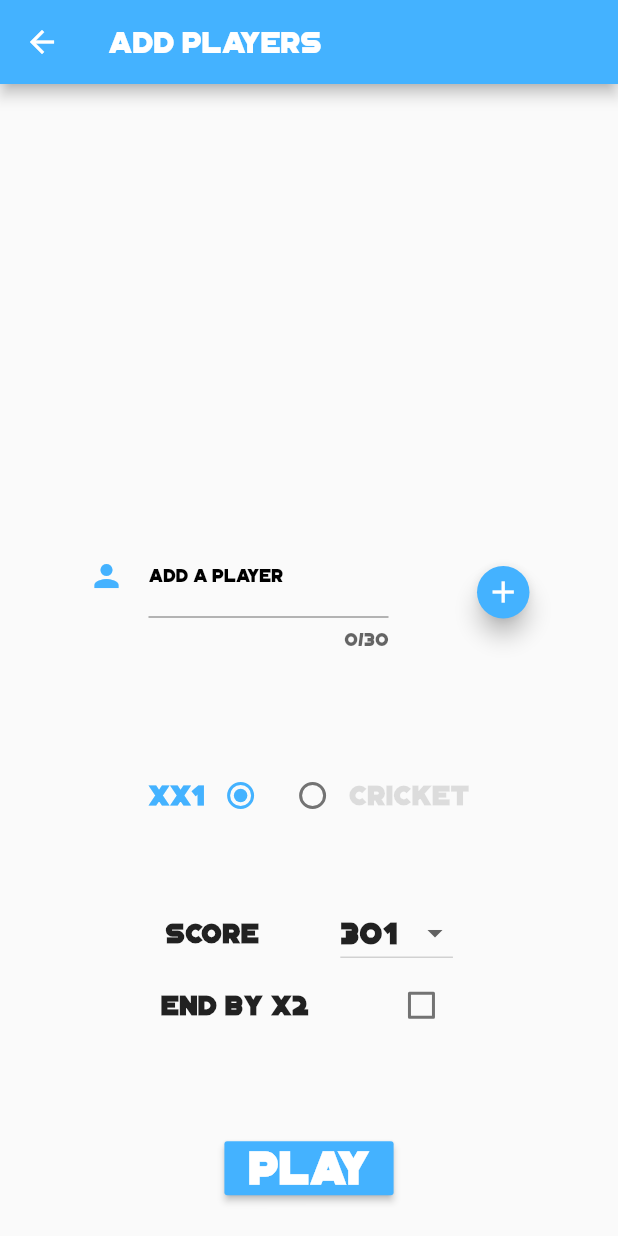
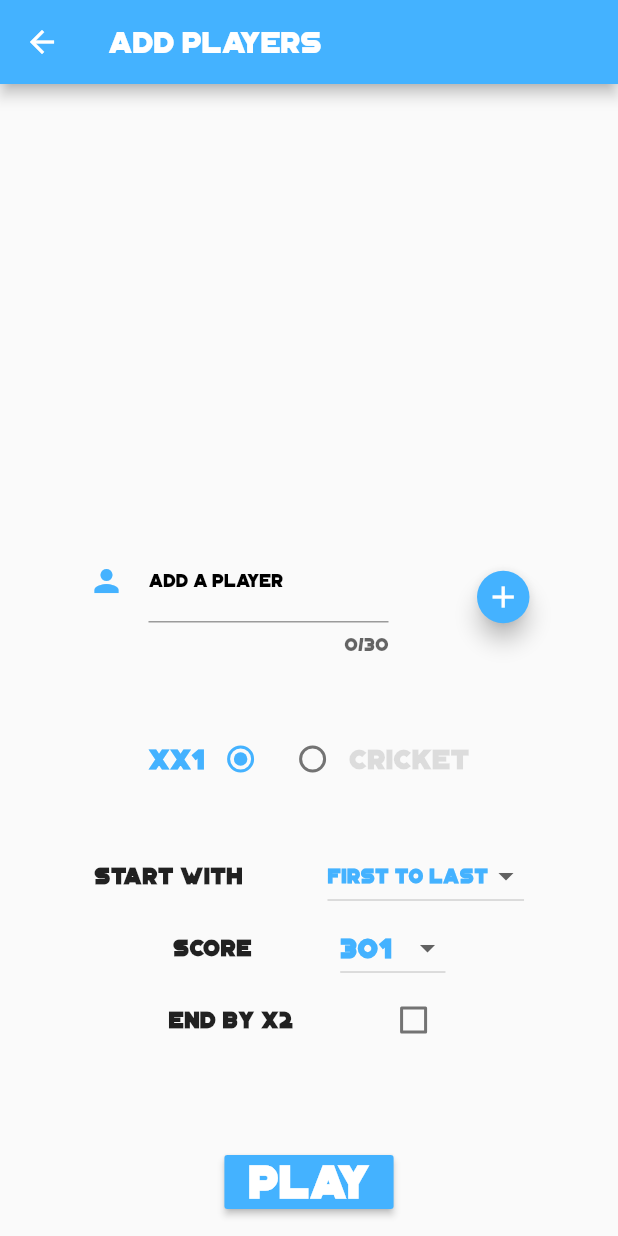
Before and after one commit to maraispierre/dartagnan, a Flutter app: the screen it shows after launch, after a tap on "Play Offline", on a phone screen of 412 x 824 dp. Run offline on Flutter 3.47's test engine with Material 2 defaults, Android fonts, the phone set to English and light mode, and no system bars; our stand-ins replace firebase_auth, google_sign_in; missing offline and left inert: crypt; accounts and stored records are empty; network calls fail.

Commit message:
[ISSUE#70] Choose order when you start game

```diff
--- a/lib/common/AppLocalizations.dart
+++ b/lib/common/AppLocalizations.dart
@@ -36,7 +36,10 @@ class AppLocalizations {
       'warning': 'Warning',
       'message_leave': 'Do you really want to quit the game ?',
       'yes': 'Yes',
-      'no': 'No'
+      'no': 'No',
+      'start_with': 'Start with',
+      'best_start': 'First to Last',
+      'random': 'Random'
     },
     'fr': {
       'play': 'JOUER',
@@ -64,7 +67,10 @@ class AppLocalizations {
       'warning': 'Attention',
       'message_leave': 'Voulez-vous vraiment quitter la partie ?',
       'yes': 'Oui',
-      'no': 'Non'
+      'no': 'Non',
+      'start_with': 'Démarrer par',
+      'best_start': 'Premier au dernier',
+      'random': 'Aléatoire'
     },
   };
 
@@ -171,4 +177,16 @@ class AppLocalizations {
   String get no {
     return _localizedValues[locale.languageCode]['no'];
   }
+
+  String get startWith {
+    return _localizedValues[locale.languageCode]['start_with'];
+  }
+
+  String get bestStart {
+    return _localizedValues[locale.languageCode]['best_start'];
+  }
+
+  String get random {
+    return _localizedValues[locale.languageCode]['random'];
+  }
 }
--- a/lib/common/widgets/AddPlayerListItem.dart
+++ b/lib/common/widgets/AddPlayerListItem.dart
@@ -63,7 +63,7 @@ class AddPlayerListItem extends StatelessWidget {
               child: Text(player.numberWonGame.toString()),
             ),
             Expanded(
-              flex: 2,
+              flex: 4,
               child: Text('Θ : ' + (player.totalScore == 0 ? "0" : (player.totalScore / player.totalRounds).toStringAsFixed(2)))
             ),
             SizedBox(
--- a/lib/pages/launcher/GameLauncher.dart
+++ b/lib/pages/launcher/GameLauncher.dart
@@ -6,11 +6,12 @@ import 'package:dartagnan/common/Player.dart';
 import '../../common/AppLocalizations.dart';
 import '../../common/CommonColors.dart';
 import '../../services/RoomService.dart';
+import '../../common/widgets/AppDrawer.dart';
 import 'package:dartagnan/common/Room.dart';
-import '../../common/widgets/AppDrawer.dart';
+import 'dart:math';
 
 enum ChoiceGame { CRICKET, XX1 }
-
+enum ChoiceStartWidth { RANDOM, BEST_START }
 /* Widget page to add Player and start game XX1 */
 class GameLauncher extends StatefulWidget {
 
@@ -27,10 +28,12 @@ class GameLauncher extends StatefulWidget {
 class GameLauncherState extends State<GameLauncher> {
 
   static const List<String> scores = ['301', '401', '501', '601', '701', '801', '901', '1001'];
+  static const List<ChoiceStartWidth> startWidth = [ChoiceStartWidth.RANDOM, ChoiceStartWidth.BEST_START];
 
   final _formKey = GlobalKey<FormState>();
   List<Player> _players = [];
   int _score = 301;
+  ChoiceStartWidth _startWidth = ChoiceStartWidth.BEST_START;
   Room _currentRoom = Room(name: 'Choose a room', id: -1, players: []);
   ScrollController _scrollController = new ScrollController();
   bool _endByDouble = false;
@@ -53,6 +56,13 @@ class GameLauncherState extends State<GameLauncher> {
     });
   }
 
+  void _handleUpdateChangeStartWith(ChoiceStartWidth value) {
+    setState(() {
+      _startWidth = value;
+    });
+  }
+
+
   /* method call to remove player to the game after click on remove button */
   void _handleRemovePlayer(Player player) {
     setState(() {
@@ -68,6 +78,16 @@ class GameLauncherState extends State<GameLauncher> {
   /* method call to start the game */
   void _handleStartGame() {
     if(_players.length > 0 || (_currentRoom != null && _currentRoom.id != -1 && _currentRoom.players.length > 0)) {
+      if(_startWidth == ChoiceStartWidth.BEST_START) {
+        _players.sort((Player a, Player b) {
+          if(a.numberWonGame < b.numberWonGame) return 1;
+          if(a.numberWonGame > b.numberWonGame) return -1;
+          return 0;
+        });
+      }
+      else{
+        _players = shuffle(_players);
+      }
       switch(_choiceGame){
         case ChoiceGame.XX1 :
           for(Player player in _currentRoom.players) {
@@ -111,6 +131,23 @@ class GameLauncherState extends State<GameLauncher> {
     }
   }
 
+  List shuffle(List items) {
+    var random = new Random();
+
+    // Go through all elements.
+    for (var i = items.length - 1; i > 0; i--) {
+
+      // Pick a pseudorandom number according to the list length
+      var n = random.nextInt(i + 1);
+
+      var temp = items[i];
+      items[i] = items[n];
+      items[n] = temp;
+    }
+
+    return items;
+  }
+
   @override
   Widget build(BuildContext context) {
     _players.sort((Player a, Player b) {
@@ -130,7 +167,7 @@ class GameLauncherState extends State<GameLauncher> {
         mainAxisAlignment: MainAxisAlignment.spaceEvenly,
         children: [
           Expanded(
-            flex: 6,
+            flex: 8,
             child: ListView(
               shrinkWrap: true,
               controller: _scrollController,
@@ -206,7 +243,11 @@ class GameLauncherState extends State<GameLauncher> {
                   }
                   return DropdownButton(
                     items: items,
-                    hint: Text(_currentRoom == null ? AppLocalizations.of(context).chooseRoom : _currentRoom.name),
+                    hint: Text(_currentRoom == null ? AppLocalizations.of(context).chooseRoom : _currentRoom.name,
+                      style: TextStyle(
+                        color: _currentRoom.name == AppLocalizations.of(context).chooseRoom  ? Colors.black26 : COLOR_MAIN_BLUE
+                      ),
+                    ),
                     onChanged: (room) {
                       setState(() {
                         _currentRoom = room;
@@ -265,8 +306,47 @@ class GameLauncherState extends State<GameLauncher> {
               ],
             ),
           ),
+          Container(
+            width: 400,
+            child: Column(
+              children: <Widget>[
+                Row(
+                  mainAxisAlignment: MainAxisAlignment.spaceEvenly,
+                  children: <Widget>[
+                    Text(AppLocalizations.of(context).startWith,
+                      style: TextStyle(
+                        fontSize: 15,
+                        fontWeight: FontWeight.w600,
+                        fontFamily: 'Portico',
+                        letterSpacing: 0.5,
+                      ),
+                    ),
+                    DropdownButton<ChoiceStartWidth>(
+                      value: _startWidth,
+                      onChanged: (ChoiceStartWidth value) => _handleUpdateChangeStartWith(value),
+                      items: startWidth
+                          .map<DropdownMenuItem<ChoiceStartWidth>>((ChoiceStartWidth value) {
+                        return DropdownMenuItem<ChoiceStartWidth>(
+                          value: value,
+                          child: Text(value == ChoiceStartWidth.BEST_START ? AppLocalizations.of(context).bestStart : AppLocalizations.of(context).random,
+                            style: TextStyle(
+                              fontSize: 13,
+                              color: COLOR_MAIN_BLUE,
+                              fontWeight: FontWeight.w600,
+                              fontFamily: 'Portico',
+                              letterSpacing: 0.5,
+                            ),
+                          ),
+                        );
+                      }).toList(),
+                    ),
+                  ],
+                ),
+              ],
+            ),
+          ),
           Expanded(
-            flex: 3,
+            flex: 4,
             child: Visibility(
               visible: _choiceGame == ChoiceGame.XX1,
                 child: Container(
@@ -278,7 +358,7 @@ class GameLauncherState extends State<GameLauncher> {
                         children: <Widget>[
                           Text('Score',
                             style: TextStyle(
-                              fontSize: 18,
+                              fontSize: 15,
                               fontWeight: FontWeight.w600,
                               fontFamily: 'Portico',
                               letterSpacing: 0.5,
@@ -293,7 +373,8 @@ class GameLauncherState extends State<GameLauncher> {
                                 value: value,
                                 child: Text(value,
                                   style: TextStyle(
-                                    fontSize: 20,
+                                    fontSize: 18,
+                                    color: COLOR_MAIN_BLUE,
                                     fontWeight: FontWeight.w600,
                                     fontFamily: 'Portico',
                                     letterSpacing: 0.5,
@@ -309,7 +390,7 @@ class GameLauncherState extends State<GameLauncher> {
                         children: [
                           Text(AppLocalizations.of(context).endByDouble,
                             style: TextStyle(
-                              fontSize: 18,
+                              fontSize: 15,
                               fontWeight: FontWeight.w600,
                               fontFamily: 'Portico',
                               letterSpacing: 0.5,
--- a/lib/pages/xx1/GameXX1.dart
+++ b/lib/pages/xx1/GameXX1.dart
@@ -8,6 +8,7 @@ import 'package:dartagnan/common/AppLocalizations.dart';
 import 'package:dartagnan/services/RoomService.dart';
 import 'package:dartagnan/common/Room.dart';
 import 'package:dartagnan/pages/launcher/GameLauncher.dart';
+
 
 /* Global Widget Page  which contains :
  * - PlayerList for XX1 (PlayerListXX1)
```
